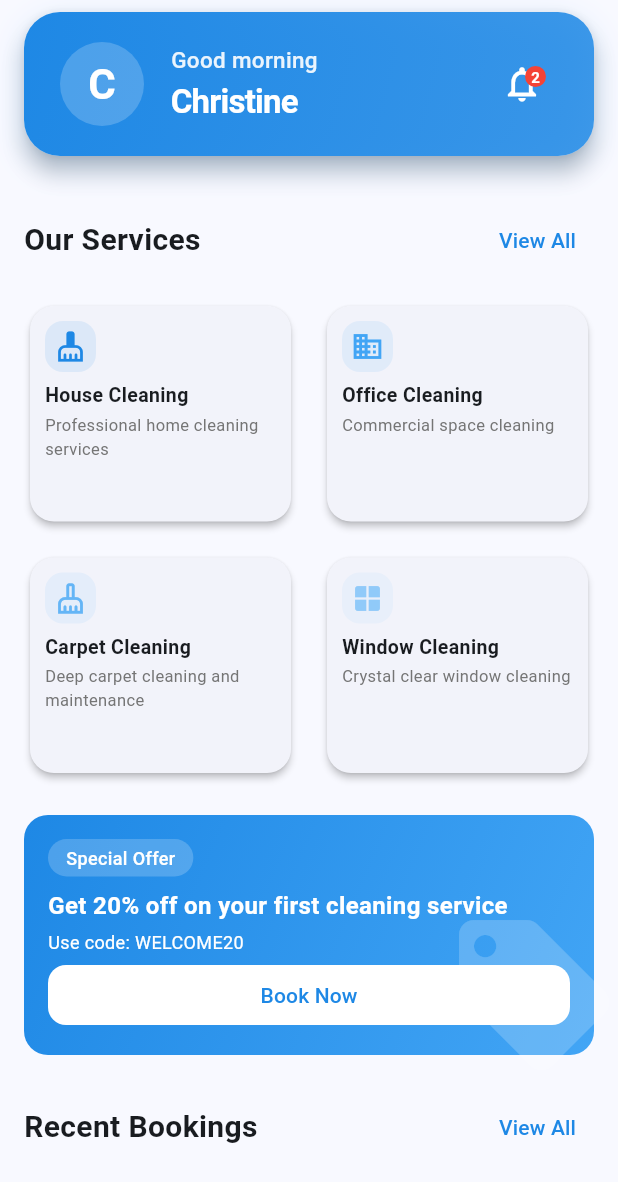
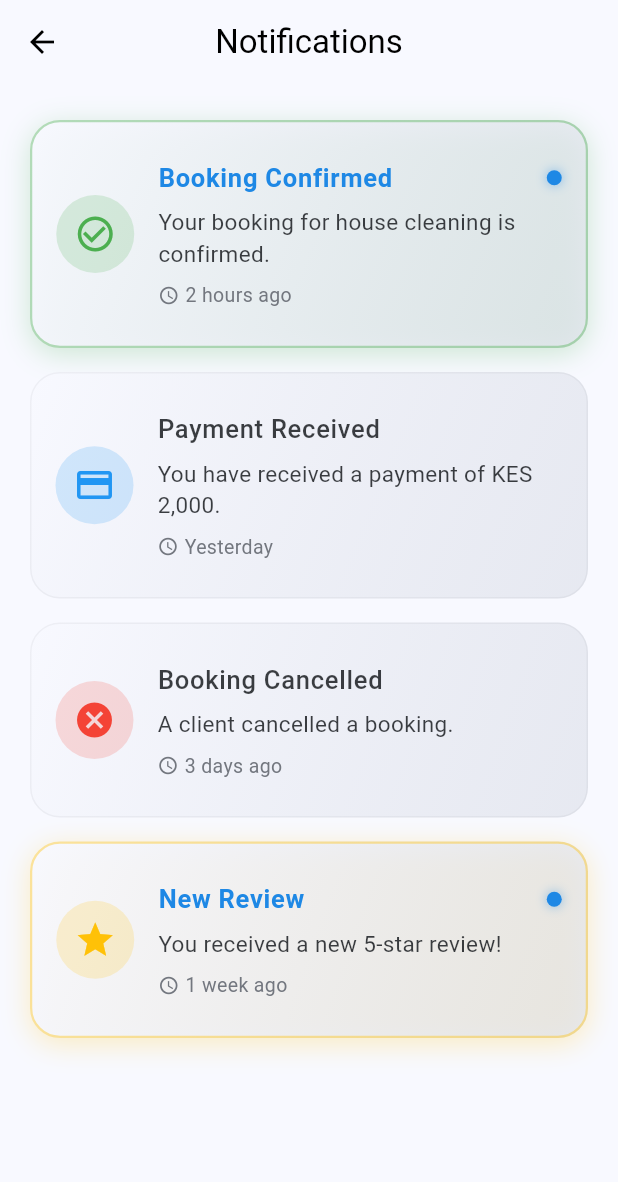
Before and after one commit to cswanjala/nisacleanRebranded, a Flutter app: the HomeScreen screen opened directly, after a tap on the "notifications none" icon, on a phone screen of 412 x 824 dp. Shown: the top 1182 px of the screen. Run offline on Flutter 3.47's test engine with Material 3 defaults, Android fonts, the phone set to English and light mode, and no system bars; our stand-ins replace badges, dio, equatable, flutter_bloc, flutter_local_notifications, geocoding and 9 more; accounts and stored records are empty; project files that could hold a hidden picture were left out.

Commit message:
saturday jun 28 15:53

```diff
--- a/lib/features/home/screens/home_screen.dart
+++ b/lib/features/home/screens/home_screen.dart
@@ -5,6 +5,7 @@ import 'package:nisacleanv1/features/auth/screens/login_screen.dart';
 import 'package:nisacleanv1/features/bookings/services/booking_service.dart';
 import 'package:nisacleanv1/features/bookings/models/booking.dart';
 import 'package:nisacleanv1/features/bookings/screens/all_bookings_screen.dart';
+import 'package:nisacleanv1/features/notifications/screens/notifications_screen.dart'; // Import the notifications screen
 import 'dart:math';
 
 class HomeScreen extends StatefulWidget {
@@ -153,7 +154,12 @@ class _HomeScreenState extends State<HomeScreen> {
                   IconButton(
                     icon: const Icon(Icons.notifications_none, color: Colors.white, size: 28),
                     onPressed: () {
-                      // TODO: Implement notifications
+                      Navigator.push(
+                        context,
+                        MaterialPageRoute(
+                          builder: (context) => NotificationsScreen(), // Navigate to NotificationsScreen
+                        ),
+                      );
                     },
                   ),
                   if (_unreadNotifications > 0)
--- /dev/null
+++ b/lib/features/notifications/screens/notifications_screen.dart
@@ -0,0 +1,183 @@
+import 'package:flutter/material.dart';
+
+class NotificationsScreen extends StatelessWidget {
+  const NotificationsScreen({super.key});
+
+  @override
+  Widget build(BuildContext context) {
+    final isDark = Theme.of(context).brightness == Brightness.dark;
+    final colorScheme = Theme.of(context).colorScheme;
+    final List<Map<String, dynamic>> notifications = [
+      {
+        'title': 'Booking Confirmed',
+        'body': 'Your booking for house cleaning is confirmed.',
+        'timestamp': '2 hours ago',
+        'icon': Icons.check_circle_outline,
+        'color': Colors.green,
+        'read': false,
+      },
+      {
+        'title': 'Payment Received',
+        'body': 'You have received a payment of KES 2,000.',
+        'timestamp': 'Yesterday',
+        'icon': Icons.payment,
+        'color': Colors.blue,
+        'read': true,
+      },
+      {
+        'title': 'Booking Cancelled',
+        'body': 'A client cancelled a booking.',
+        'timestamp': '3 days ago',
+        'icon': Icons.cancel,
+        'color': Colors.red,
+        'read': true,
+      },
+      {
+        'title': 'New Review',
+        'body': 'You received a new 5-star review!',
+        'timestamp': '1 week ago',
+        'icon': Icons.star,
+        'color': Colors.amber,
+        'read': false,
+      },
+    ];
+
+    return Scaffold(
+      appBar: AppBar(
+        title: const Text('Notifications'),
+        centerTitle: true,
+        backgroundColor: colorScheme.surface,
+        elevation: 0,
+      ),
+      body: ListView.separated(
+        padding: const EdgeInsets.symmetric(vertical: 24),
+        itemCount: notifications.length,
+        separatorBuilder: (context, index) => const SizedBox(height: 16),
+        itemBuilder: (context, index) {
+          final notification = notifications[index];
+          final bool unread = !notification['read'];
+          return Padding(
+            padding: const EdgeInsets.symmetric(horizontal: 20),
+            child: AnimatedContainer(
+              duration: const Duration(milliseconds: 400),
+              curve: Curves.easeInOut,
+              decoration: BoxDecoration(
+                borderRadius: BorderRadius.circular(20),
+                gradient: isDark
+                    ? LinearGradient(
+                        colors: [
+                          colorScheme.surfaceVariant.withOpacity(0.7),
+                          colorScheme.surface.withOpacity(0.9),
+                        ],
+                        begin: Alignment.topLeft,
+                        end: Alignment.bottomRight,
+                      )
+                    : LinearGradient(
+                        colors: [
+                          colorScheme.background.withOpacity(0.95),
+                          colorScheme.surfaceVariant.withOpacity(0.7),
+                        ],
+                        begin: Alignment.topLeft,
+                        end: Alignment.bottomRight,
+                      ),
+                boxShadow: [
+                  if (unread)
+                    BoxShadow(
+                      color: notification['color'].withOpacity(0.25),
+                      blurRadius: 16,
+                      offset: const Offset(0, 4),
+                    ),
+                ],
+                border: Border.all(
+                  color: unread
+                      ? notification['color'].withOpacity(0.4)
+                      : colorScheme.outline.withOpacity(0.08),
+                  width: unread ? 1.5 : 1,
+                ),
+              ),
+              child: ListTile(
+                contentPadding: const EdgeInsets.symmetric(vertical: 16, horizontal: 16),
+                leading: CircleAvatar(
+                  radius: 26,
+                  backgroundColor: notification['color'].withOpacity(0.18),
+                  child: Icon(
+                    notification['icon'],
+                    color: notification['color'],
+                    size: 28,
+                  ),
+                ),
+                title: Row(
+                  children: [
+                    Expanded(
+                      child: Text(
+                        notification['title'],
+                        style: TextStyle(
+                          fontWeight: unread ? FontWeight.bold : FontWeight.w500,
+                          fontSize: 17,
+                          color: unread
+                              ? colorScheme.primary
+                              : colorScheme.onSurface.withOpacity(0.85),
+                        ),
+                        maxLines: 1,
+                        overflow: TextOverflow.ellipsis,
+                      ),
+                    ),
+                    if (unread)
+                      Container(
+                        margin: const EdgeInsets.only(left: 8),
+                        width: 10,
+                        height: 10,
+                        decoration: BoxDecoration(
+                          color: colorScheme.primary,
+                          shape: BoxShape.circle,
+                          boxShadow: [
+                            BoxShadow(
+                              color: colorScheme.primary.withOpacity(0.5),
+                              blurRadius: 6,
+                            ),
+                          ],
+                        ),
+                      ),
+                  ],
+                ),
+                subtitle: Padding(
+                  padding: const EdgeInsets.only(top: 6),
+                  child: Column(
+                    crossAxisAlignment: CrossAxisAlignment.start,
+                    children: [
+                      Text(
+                        notification['body'],
+                        style: TextStyle(
+                          color: colorScheme.onSurface.withOpacity(0.85),
+                          fontSize: 15,
+                        ),
+                      ),
+                      const SizedBox(height: 8),
+                      Row(
+                        children: [
+                          Icon(Icons.access_time, size: 14, color: colorScheme.outline),
+                          const SizedBox(width: 4),
+                          Text(
+                            notification['timestamp'],
+                            style: TextStyle(
+                              fontSize: 13,
+                              color: colorScheme.outline,
+                            ),
+                          ),
+                        ],
+                      ),
+                    ],
+                  ),
+                ),
+                onTap: () {
+                  // In a real app, mark as read or navigate to details
+                },
+              ),
+            ),
+          );
+        },
+      ),
+      backgroundColor: colorScheme.background,
+    );
+  }
+}
--- a/lib/features/worker/screens/worker_home_screen.dart
+++ b/lib/features/worker/screens/worker_home_screen.dart
@@ -12,7 +12,6 @@ import 'package:http/http.dart' as http;
 import 'package:shared_preferences/shared_preferences.dart';
 import 'package:nisacleanv1/core/constants/api_constants.dart';
 import 'package:flutter/animation.dart';
-import 'package:nisacleanv1/services/auth_service.dart';
 
 // Reusable Modern App Bar Widget
 Widget buildModernAppBar({
@@ -529,42 +528,20 @@ class _WorkerHomeScreenState extends State<WorkerHomeScreen> {
               SliverToBoxAdapter(
                 child: BlocBuilder<AuthBloc, AuthState>(
                   builder: (context, state) {
-                    return FutureBuilder<Map<String, dynamic>>(
-                      future: AuthService().fetchCurrentProviderProfile(),
-                      builder: (context, snapshot) {
                     String userName = 'Worker';
                     String? avatarUrl;
-                        if (snapshot.connectionState == ConnectionState.waiting) {
-                          return buildModernAppBar(
-                            context: context,
-                            userName: 'Loading...',
-                            avatarUrl: null,
-                            unreadNotifications: _unreadNotifications,
-                            title: 'Worker Dashboard',
-                            onNotificationsPressed: () {},
-                          );
+                    if (state.isAuthenticated == true) {
+                      userName = state.name ?? 'Worker';
+                      avatarUrl = null; // You can add avatarUrl if available in state
                     }
-                        if (snapshot.hasError) {
-                          return buildModernAppBar(
-                            context: context,
-                            userName: state.name ?? 'Worker',
-                            avatarUrl: null,
-                            unreadNotifications: _unreadNotifications,
-                            title: 'Worker Dashboard',
-                            onNotificationsPressed: () {},
-                          );
-                        }
-                        final provider = snapshot.data ?? {};
-                        userName = provider['name'] ?? state.name ?? 'Worker';
-                        avatarUrl = provider['avatarUrl'] ?? null;
                     return buildModernAppBar(
                       context: context,
                       userName: userName,
                       avatarUrl: avatarUrl,
                       unreadNotifications: _unreadNotifications,
                       title: 'Worker Dashboard',
-                          onNotificationsPressed: () {},
-                        );
+                      onNotificationsPressed: () {
+                        // TODO: Implement notifications
                       },
                     );
                   },
```
Lines whose indentation alone changed are shown as unchanged.
